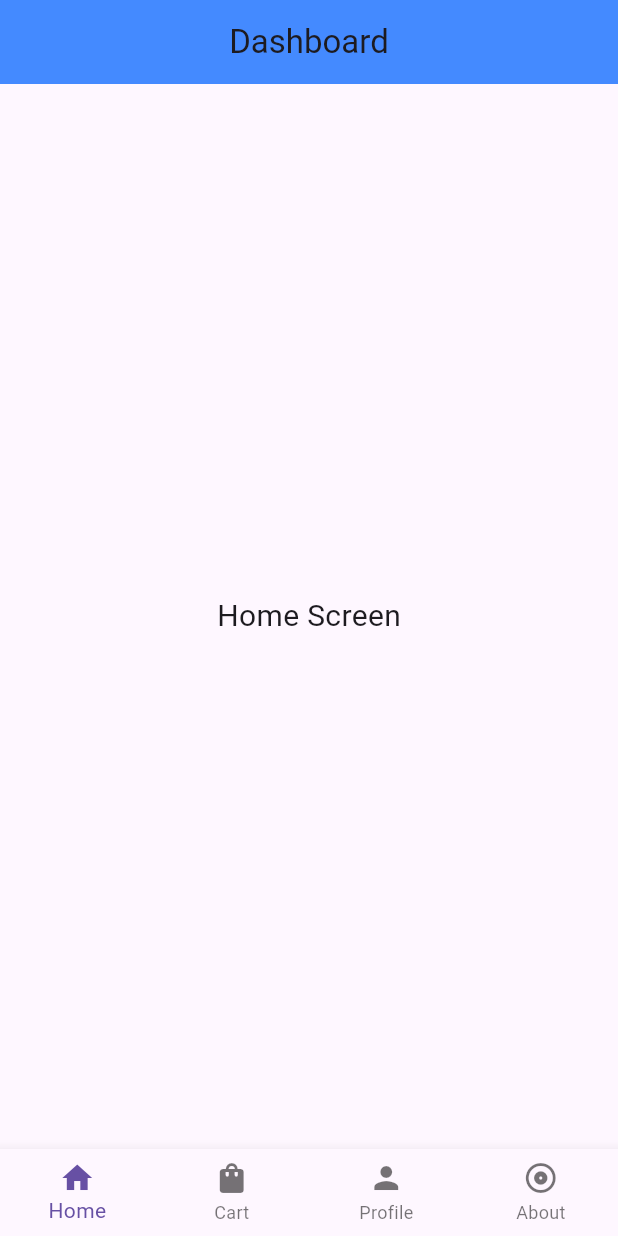
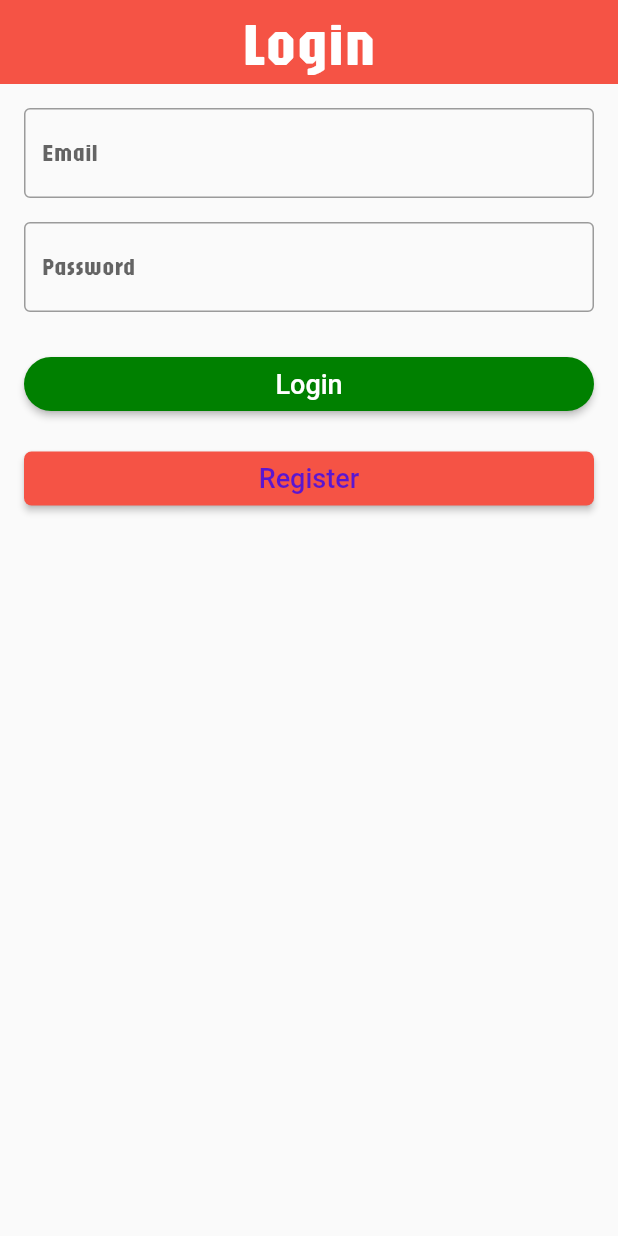
Before and after one commit to alvish-shrestha/flutter-class, a Flutter app: the screen it shows after launch, on a phone screen of 412 x 824 dp. Run offline on Flutter 3.47's test engine with Material 3 defaults, Android fonts, the phone set to English and light mode, and no system bars.

Commit message:
date and time themes and fonts

```diff
--- a/lib/app.dart
+++ b/lib/app.dart
@@ -1,11 +1,19 @@
 import 'package:flutter/material.dart';
-import 'package:myproject/view/navigation_screen/dashboard.dart';
+import 'package:myproject/routes/app_route.dart';
+import 'package:myproject/theme/theme_data.dart';
+import 'package:myproject/view/splash_screen.dart';
 
 class App extends StatelessWidget {
   const App({super.key});
 
   @override
   Widget build(BuildContext context) {
-    return MaterialApp(home: Dashboard(), debugShowCheckedModeBanner: false);
+    return MaterialApp(
+      home: SplashScreen(),
+      debugShowCheckedModeBanner: false,
+      title: "Font and Theme",
+      theme: myApplicationTheme(),
+      routes: AppRoute.getAppRoutes(),
+    );
   }
 }
--- /dev/null
+++ b/lib/model/datatable_model.dart
@@ -0,0 +1,6 @@
+class Student {
+  final String name;
+  final int roll;
+
+  Student({required this.name, required this.roll});
+}
--- /dev/null
+++ b/lib/routes/app_route.dart
@@ -0,0 +1,11 @@
+import 'package:myproject/view/login_screen.dart';
+
+class AppRoute {
+  AppRoute._();
+
+  static const String loginRoute = "/loginScreen";
+
+  static getAppRoutes() {
+    return {loginRoute: (context) => const LoginScreen()};
+  }
+}
--- /dev/null
+++ b/lib/theme/theme_data.dart
@@ -0,0 +1,25 @@
+import 'package:flutter/material.dart';
+
+ThemeData myApplicationTheme() {
+  return ThemeData(
+    useMaterial3: false,
+    primarySwatch: Colors.red,
+    fontFamily: "Jaro",
+    elevatedButtonTheme: ElevatedButtonThemeData(
+      style: ElevatedButton.styleFrom(
+        textStyle: const TextStyle(
+          fontSize: 18,
+          color: Color(0xFFFFFFFF),
+          fontWeight: FontWeight.w500,
+        ),
+        backgroundColor: Color(0xFFF55345),
+        shape: RoundedRectangleBorder(borderRadius: BorderRadius.circular(5)),
+      ),
+    ),
+    appBarTheme: const AppBarTheme(
+      centerTitle: true,
+      elevation: 0,
+      backgroundColor: Color(0xFFF55345),
+    ),
+  );
+}
--- /dev/null
+++ b/lib/view/login_screen.dart
@@ -0,0 +1,84 @@
+import 'package:flutter/material.dart';
+
+class LoginScreen extends StatefulWidget {
+  const LoginScreen({super.key});
+
+  @override
+  State<LoginScreen> createState() => _LoginScreenState();
+}
+
+class _LoginScreenState extends State<LoginScreen> {
+  final emailController = TextEditingController();
+  final passwordController = TextEditingController();
+
+  final myKey = GlobalKey<FormState>();
+
+  @override
+  Widget build(BuildContext context) {
+    return Scaffold(
+      appBar: AppBar(
+        title: const Text("Login", style: TextStyle(fontSize: 40)),
+      ),
+      body: Padding(
+        padding: const EdgeInsets.all(16.0),
+        child: Form(
+          key: myKey,
+          child: Column(
+            crossAxisAlignment: CrossAxisAlignment.stretch,
+            children: [
+              TextFormField(
+                controller: emailController,
+                decoration: const InputDecoration(
+                  labelText: "Email",
+                  border: OutlineInputBorder(),
+                ),
+                validator: (value) {
+                  if (value == null || value.isEmpty) {
+                    return 'Please enter your email';
+                  } else if (!value.contains('@')) {
+                    return 'Enter a valid email';
+                  }
+                  return null;
+                },
+              ),
+              SizedBox(height: 16),
+              TextFormField(
+                controller: passwordController,
+                obscureText: true,
+                decoration: const InputDecoration(
+                  labelText: "Password",
+                  border: OutlineInputBorder(),
+                ),
+                validator: (value) {
+                  if (value == null || value.length < 6) {
+                    return 'Password must be at least 6 characters';
+                  }
+                  return null;
+                },
+              ),
+              SizedBox(height: 24),
+              ElevatedButton(
+                onPressed: () {},
+                style: ElevatedButton.styleFrom(
+                  backgroundColor: const Color(0xFF008000),
+                  shape: RoundedRectangleBorder(
+                    borderRadius: BorderRadius.circular(30),
+                  ),
+                ),
+                child: const Text("Login"),
+              ),
+              const SizedBox(height: 15),
+              ElevatedButton(
+                onPressed: () {},
+                child: const Text(
+                  "Register",
+                  style: TextStyle(color: Color(0xFF5B16D0)),
+                ),
+              ),
+            ],
+          ),
+        ),
+      ),
+    );
+  }
+}
```
Also changed, not shown: lib/view/datatable_view.dart (added, +115 -0 lines), lib/view/first_view.dart (+9 -31 lines), lib/view/image_stack_view.dart (added, +49 -0 lines), lib/view/splash_screen.dart (added, +37 -0 lines), lib/view/stack_view.dart (added, +52 -0 lines), lib/view/theme_font_view.dart (added, +15 -0 lines), lib/view/time_view.dart (added, +68 -0 lines), pubspec.yaml (+18 -11 lines), assets/fonts/Jaro/Jaro-Regular.ttf (added), assets/fonts/OpenSans/OpenSans-Bold.ttf (added), assets/fonts/OpenSans/OpenSans-Italic.ttf (added), assets/fonts/OpenSans/OpenSans-Regular.ttf (added).
